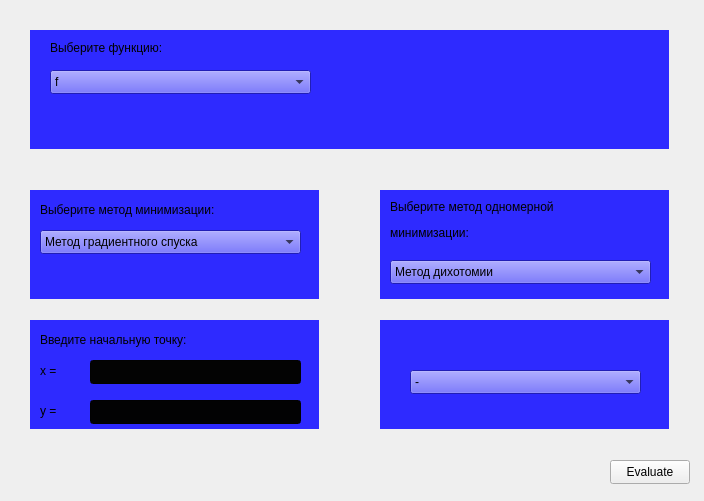
This is Lab2/gui/mainwindow.ui in FedosOnGIT/Optimization as Qt 5 draws it before an edit. The edited form follows.
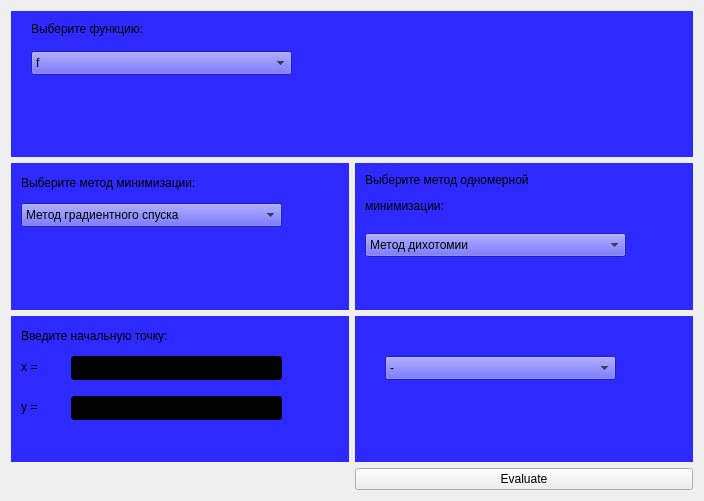
This is the edited form. Custom widgets are drawn as their Qt base class.

What changed in the file:
```diff
--- a/Lab2/gui/mainwindow.ui
+++ b/Lab2/gui/mainwindow.ui
@@ -48,75 +48,9 @@
        <number>0</number>
       </property>
       <widget class="QWidget" name="startWidget">
-       <widget class="QPushButton" name="pushButtonEvaluate">
-        <property name="geometry">
-         <rect>
-          <x>610</x>
-          <y>460</y>
-          <width>80</width>
-          <height>24</height>
-         </rect>
-        </property>
-        <property name="text">
-         <string>Evaluate</string>
-        </property>
-       </widget>
-       <widget class="QWidget" name="widget_2" native="true">
-        <property name="geometry">
-         <rect>
-          <x>380</x>
-          <y>190</y>
-          <width>289</width>
-          <height>109</height>
-         </rect>
-        </property>
-        <property name="styleSheet">
-         <string notr="true">background-color: rgb(46, 42, 255);
-</string>
-        </property>
-        <widget class="QLabel" name="label_3">
-         <property name="geometry">
-          <rect>
-           <x>10</x>
-           <y>10</y>
-           <width>261</width>
-           <height>41</height>
-          </rect>
-         </property>
-         <property name="text">
-          <string>&lt;html&gt;&lt;head/&gt;&lt;body&gt;&lt;p&gt;Выберите метод одномерной&lt;/p&gt;&lt;p&gt;минимизации:&lt;/p&gt;&lt;/body&gt;&lt;/html&gt;</string>
-         </property>
-        </widget>
-        <widget class="QComboBox" name="comboBoxChoose1DMethod">
-         <property name="geometry">
-          <rect>
-           <x>10</x>
-           <y>70</y>
-           <width>261</width>
-           <height>24</height>
-          </rect>
-         </property>
-         <item>
-          <property name="text">
-           <string>Метод дихотомии</string>
-          </property>
-         </item>
-         <item>
-          <property name="text">
-           <string>Метод золотого сечения</string>
-          </property>
-         </item>
-        </widget>
-       </widget>
+       <layout class="QGridLayout" name="gridLayout_3">
+        <item row="0" column="0" colspan="2">
        <widget class="QWidget" name="widget_3" native="true">
-        <property name="geometry">
-         <rect>
-          <x>30</x>
-          <y>30</y>
-          <width>639</width>
-          <height>119</height>
-         </rect>
-        </property>
         <property name="styleSheet">
          <string notr="true">background-color: rgb(46, 42, 255);
 </string>
@@ -160,15 +94,9 @@
          </item>
         </widget>
        </widget>
+        </item>
+        <item row="1" column="0">
        <widget class="QWidget" name="widget_4" native="true">
-        <property name="geometry">
-         <rect>
-          <x>30</x>
-          <y>190</y>
-          <width>289</width>
-          <height>109</height>
-         </rect>
-        </property>
         <property name="styleSheet">
          <string notr="true">background-color: rgb(46, 42, 255);</string>
         </property>
@@ -211,15 +139,50 @@
          </item>
         </widget>
        </widget>
+        </item>
+        <item row="1" column="1">
+         <widget class="QWidget" name="widget_2" native="true">
+          <property name="styleSheet">
+           <string notr="true">background-color: rgb(46, 42, 255);
+</string>
+          </property>
+          <widget class="QLabel" name="label_3">
+           <property name="geometry">
+            <rect>
+             <x>10</x>
+             <y>10</y>
+             <width>261</width>
+             <height>41</height>
+            </rect>
+           </property>
+           <property name="text">
+            <string>&lt;html&gt;&lt;head/&gt;&lt;body&gt;&lt;p&gt;Выберите метод одномерной&lt;/p&gt;&lt;p&gt;минимизации:&lt;/p&gt;&lt;/body&gt;&lt;/html&gt;</string>
+           </property>
+          </widget>
+          <widget class="QComboBox" name="comboBoxChoose1DMethod">
+           <property name="geometry">
+            <rect>
+             <x>10</x>
+             <y>70</y>
+             <width>261</width>
+             <height>24</height>
+            </rect>
+           </property>
+           <item>
+            <property name="text">
+             <string>Метод дихотомии</string>
+            </property>
+           </item>
+           <item>
+            <property name="text">
+             <string>Метод золотого сечения</string>
+            </property>
+           </item>
+          </widget>
+         </widget>
+        </item>
+        <item row="2" column="0">
        <widget class="QWidget" name="widget_5" native="true">
-        <property name="geometry">
-         <rect>
-          <x>30</x>
-          <y>320</y>
-          <width>289</width>
-          <height>109</height>
-         </rect>
-        </property>
         <property name="styleSheet">
          <string notr="true">background-color: rgb(46, 42, 255);</string>
         </property>
@@ -289,15 +252,9 @@
          </property>
         </widget>
        </widget>
+        </item>
+        <item row="2" column="1">
        <widget class="QWidget" name="widget_6" native="true">
-        <property name="geometry">
-         <rect>
-          <x>380</x>
-          <y>320</y>
-          <width>289</width>
-          <height>109</height>
-         </rect>
-        </property>
         <property name="styleSheet">
          <string notr="true">background-color: rgb(46, 42, 255);</string>
         </property>
@@ -305,7 +262,7 @@
          <property name="geometry">
           <rect>
            <x>30</x>
-           <y>50</y>
+             <y>40</y>
            <width>231</width>
            <height>24</height>
           </rect>
@@ -362,9 +319,18 @@
          </item>
         </widget>
        </widget>
+        </item>
+        <item row="3" column="1">
+         <widget class="QPushButton" name="pushButtonEvaluate">
+          <property name="text">
+           <string>Evaluate</string>
+          </property>
+         </widget>
+        </item>
+       </layout>
       </widget>
       <widget class="QWidget" name="plotWidget">
-       <layout class="QGridLayout" name="gridLayout_3">
+       <layout class="QGridLayout" name="gridLayout_4">
         <item row="0" column="0">
          <widget class="QWidget" name="widget" native="true">
           <property name="minimumSize">
```
Left out of the diff: 95 changed lines with no effect on the pictures. Lines whose indentation alone changed are shown as unchanged.
